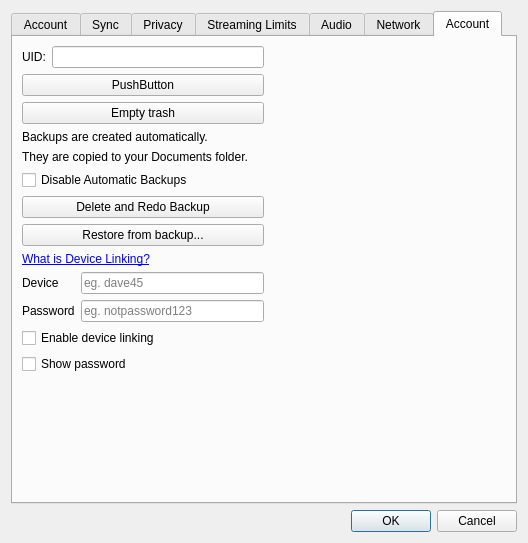
Before: the Qt Designer form cdcx/config.ui in blindchimp/dwyco, drawn with Qt 5.
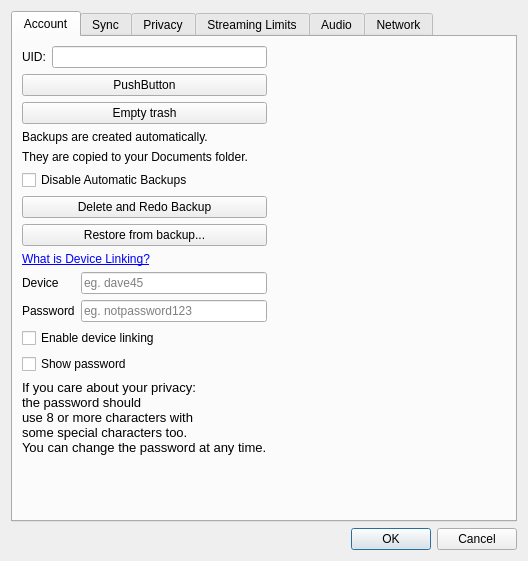
After: the same form once the commit is applied. The open tabs and pages were chosen to show the change.

Commit message:
backport some config stuff from qt6
seems to compile and run ok using qt5.15 on windows.

```diff
--- a/cdcx/config.ui
+++ b/cdcx/config.ui
@@ -7,7 +7,7 @@
     <x>0</x>
     <y>0</y>
     <width>528</width>
-    <height>543</height>
+    <height>561</height>
    </rect>
   </property>
   <property name="windowTitle">
@@ -1040,188 +1040,6 @@
        </item>
       </layout>
      </widget>
-     <widget class="QWidget" name="tab_6">
-      <attribute name="title">
-       <string>Account</string>
-      </attribute>
-      <layout class="QGridLayout" name="gridLayout_4">
-       <item row="0" column="0">
-        <layout class="QHBoxLayout" name="horizontalLayout">
-         <item>
-          <widget class="QLabel" name="label_13">
-           <property name="text">
-            <string>UID:</string>
-           </property>
-          </widget>
-         </item>
-         <item>
-          <widget class="QLineEdit" name="uid">
-           <property name="readOnly">
-            <bool>true</bool>
-           </property>
-          </widget>
-         </item>
-        </layout>
-       </item>
-       <item row="11" column="0">
-        <widget class="QCheckBox" name="show_password">
-         <property name="text">
-          <string>Show password</string>
-         </property>
-        </widget>
-       </item>
-       <item row="4" column="0">
-        <widget class="QLabel" name="label_21">
-         <property name="text">
-          <string>They are copied to your Documents folder.</string>
-         </property>
-        </widget>
-       </item>
-       <item row="12" column="0">
-        <spacer name="verticalSpacer">
-         <property name="orientation">
-          <enum>Qt::Vertical</enum>
-         </property>
-         <property name="sizeHint" stdset="0">
-          <size>
-           <width>20</width>
-           <height>40</height>
-          </size>
-         </property>
-        </spacer>
-       </item>
-       <item row="5" column="0">
-        <widget class="QCheckBox" name="disable_backups">
-         <property name="text">
-          <string>Disable Automatic Backups</string>
-         </property>
-        </widget>
-       </item>
-       <item row="7" column="0">
-        <widget class="QPushButton" name="restore_button">
-         <property name="text">
-          <string>Restore from backup...</string>
-         </property>
-        </widget>
-       </item>
-       <item row="6" column="0">
-        <widget class="QPushButton" name="reset_backup_button">
-         <property name="toolTip">
-          <string>Creates a new full backup next time you quit the app</string>
-         </property>
-         <property name="text">
-          <string>Delete and Redo Backup</string>
-         </property>
-        </widget>
-       </item>
-       <item row="0" column="1">
-        <spacer name="horizontalSpacer_5">
-         <property name="orientation">
-          <enum>Qt::Horizontal</enum>
-         </property>
-         <property name="sizeHint" stdset="0">
-          <size>
-           <width>40</width>
-           <height>20</height>
-          </size>
-         </property>
-        </spacer>
-       </item>
-       <item row="9" column="0">
-        <layout class="QHBoxLayout" name="horizontalLayout_5">
-         <item>
-          <layout class="QVBoxLayout" name="verticalLayout_2">
-           <item>
-            <widget class="QLabel" name="label_22">
-             <property name="text">
-              <string>Device</string>
-             </property>
-            </widget>
-           </item>
-           <item>
-            <widget class="QLabel" name="label_23">
-             <property name="text">
-              <string>Password</string>
-             </property>
-            </widget>
-           </item>
-          </layout>
-         </item>
-         <item>
-          <layout class="QVBoxLayout" name="verticalLayout">
-           <item>
-            <widget class="QLineEdit" name="CDC_group__alt_name">
-             <property name="inputMethodHints">
-              <set>Qt::ImhLatinOnly|Qt::ImhNoAutoUppercase|Qt::ImhNoPredictiveText</set>
-             </property>
-             <property name="placeholderText">
-              <string>eg. dave45</string>
-             </property>
-             <property name="clearButtonEnabled">
-              <bool>true</bool>
-             </property>
-            </widget>
-           </item>
-           <item>
-            <widget class="QLineEdit" name="CDC_group__join_key">
-             <property name="echoMode">
-              <enum>QLineEdit::Password</enum>
-             </property>
-             <property name="placeholderText">
-              <string>eg. notpassword123</string>
-             </property>
-             <property name="clearButtonEnabled">
-              <bool>true</bool>
-             </property>
-            </widget>
-           </item>
-          </layout>
-         </item>
-        </layout>
-       </item>
-       <item row="10" column="0">
-        <widget class="QCheckBox" name="sync_enable">
-         <property name="text">
-          <string>Enable device linking</string>
-         </property>
-        </widget>
-       </item>
-       <item row="2" column="0">
-        <widget class="QPushButton" name="empty_trash">
-         <property name="text">
-          <string>Empty trash</string>
-         </property>
-        </widget>
-       </item>
-       <item row="1" column="0">
-        <widget class="QPushButton" name="untrash">
-         <property name="text">
-          <string>PushButton</string>
-         </property>
-        </widget>
-       </item>
-       <item row="3" column="0">
-        <widget class="QLabel" name="label_20">
-         <property name="text">
-          <string>Backups are created automatically.</string>
-         </property>
-        </widget>
-       </item>
-       <item row="8" column="0">
-        <widget class="QLabel" name="label_24">
-         <property name="text">
-          <string>&lt;html&gt;&lt;head/&gt;&lt;body&gt;&lt;p&gt;&lt;a href=&quot;https://www.dwyco.net/general-5&quot;&gt;&lt;span style=&quot; text-decoration: underline; color:#0000ff;&quot;&gt;What is Device Linking?&lt;/span&gt;&lt;/a&gt;&lt;/p&gt;&lt;/body&gt;&lt;/html&gt;</string>
-         </property>
-         <property name="openExternalLinks">
-          <bool>true</bool>
-         </property>
-         <property name="textInteractionFlags">
-          <set>Qt::LinksAccessibleByKeyboard|Qt::LinksAccessibleByMouse</set>
-         </property>
-        </widget>
-       </item>
-      </layout>
-     </widget>
     </widget>
    </item>
   </layout>
```
Left out of the diff: 57 changed lines with no effect on the pictures. The commit also changes 1 other file.
